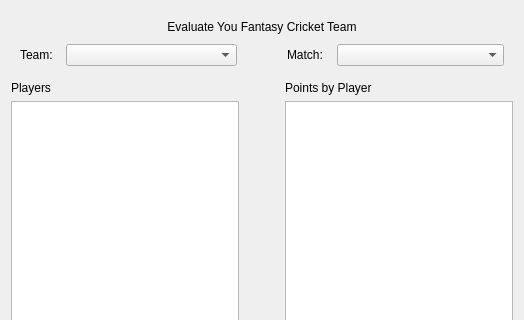
Qt form evaluateTeam.ui (Trugamr/fantasy-cricket-python) before a commit; both pictures show x 0 to 524 and y 0 to 320 of the 524 by 485 pixel window.
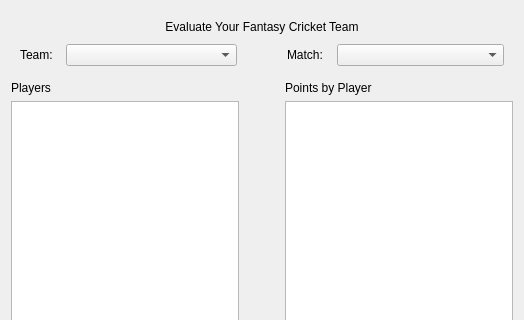
The same form after that commit.

Commit message: added methods to fetch players, teams and match in evaulateTeamDialog

What changed in the file:
```diff
--- a/evaluateTeam.ui
+++ b/evaluateTeam.ui
@@ -35,7 +35,7 @@
          </sizepolicy>
         </property>
         <property name="text">
-         <string>Evaluate You Fantasy Cricket Team</string>
+         <string>Evaluate Your Fantasy Cricket Team</string>
         </property>
         <property name="alignment">
          <set>Qt::AlignCenter</set>
```
Left out of the diff: 4 changed lines with no effect on the pictures. The commit also changes 4 other files.
